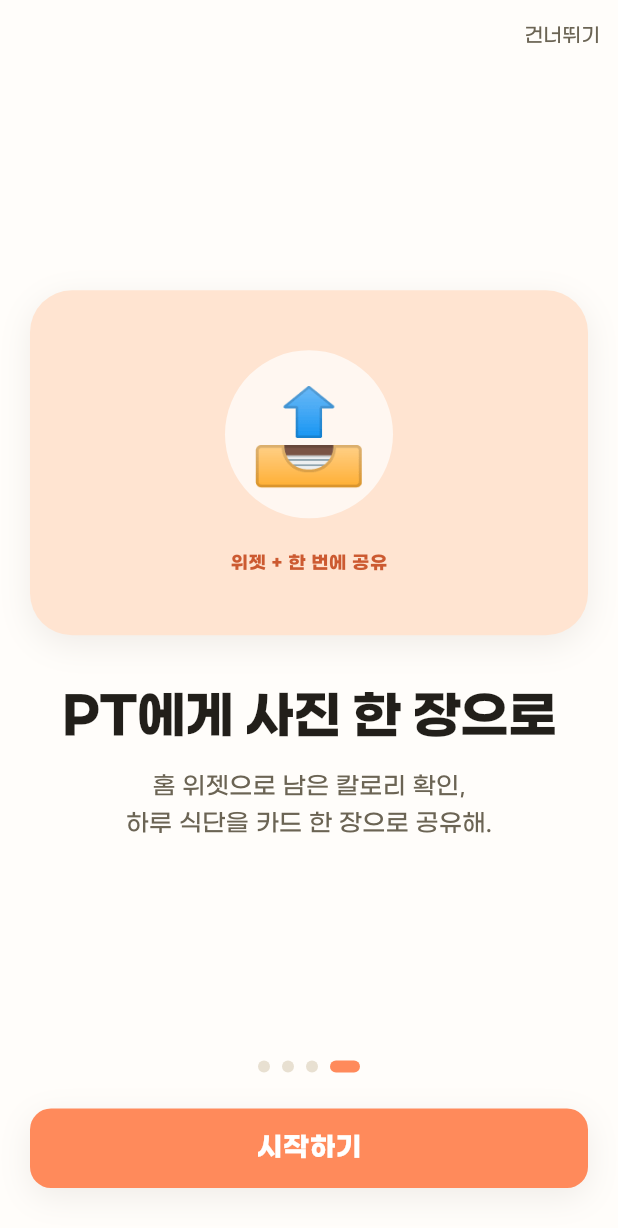
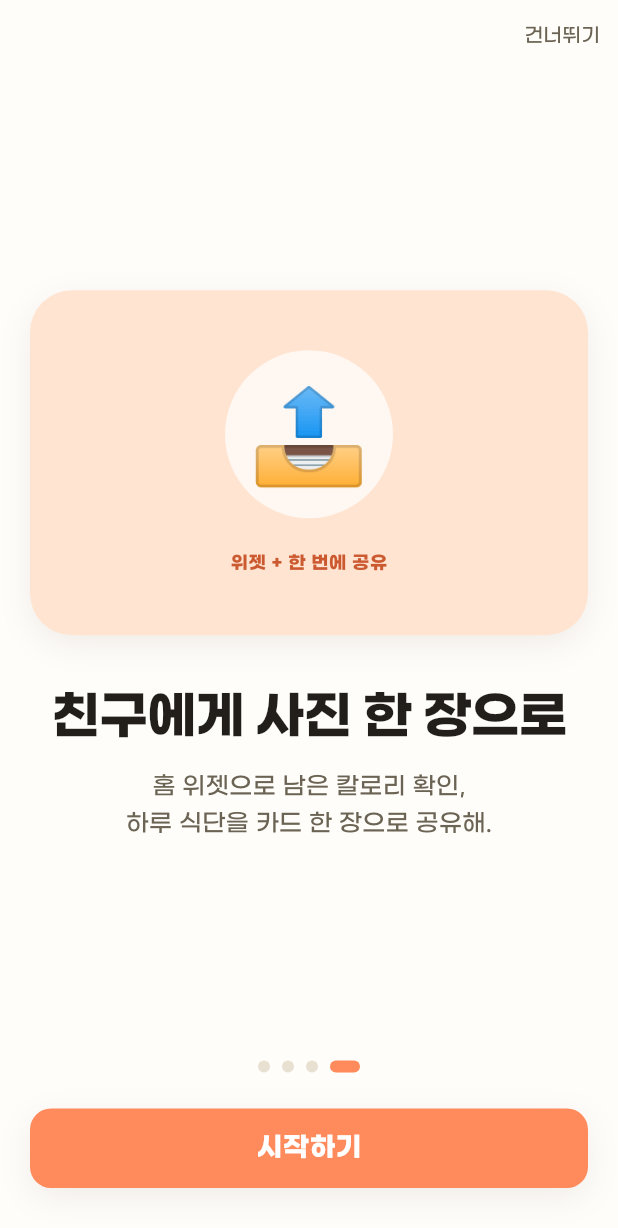
Before and after one commit to JihunLim/foodiet, a Flutter app: the screen it shows after launch, swiped to page 4, on a phone screen of 412 x 824 dp. Shown: the top 1228 px of the screen. Run offline on Flutter 3.47's test engine with Material 3 defaults, Android fonts, the phone set to English and light mode, and no system bars; our stand-ins replace cached_network_image, firebase_core, firebase_crashlytics, firebase_messaging, flutter_dotenv, flutter_image_compress and 12 more; missing offline and left inert: app_tracking_transparency, home_widget, kakao_flutter_sdk_common, kakao_flutter_sdk_user; accounts and stored records are empty; project files that could hold a hidden picture were left out.

Commit message:
fix(onboarding): 가치 소개 마지막 슬라이드 'PT에게'→'친구에게'
Co-Authored-By: Claude Opus 4.8 (1M context) <noreply@anthropic.com>

```diff
--- a/app/lib/features/onboarding/onboarding_value_page.dart
+++ b/app/lib/features/onboarding/onboarding_value_page.dart
@@ -61,7 +61,7 @@ class _OnboardingValuePageState extends ConsumerState<OnboardingValuePage> {
       accent: FoodietColors.coral700,
       emoji: '📤',
       eyebrow: '위젯 + 한 번에 공유',
-      title: 'PT에게 사진 한 장으로',
+      title: '친구에게 사진 한 장으로',
       body: '홈 위젯으로 남은 칼로리 확인,\n하루 식단을 카드 한 장으로 공유해.',
     ),
   ];
```
